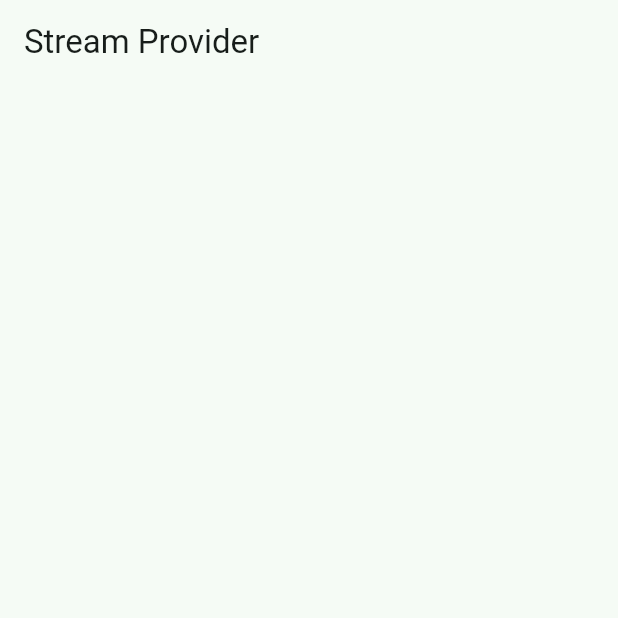
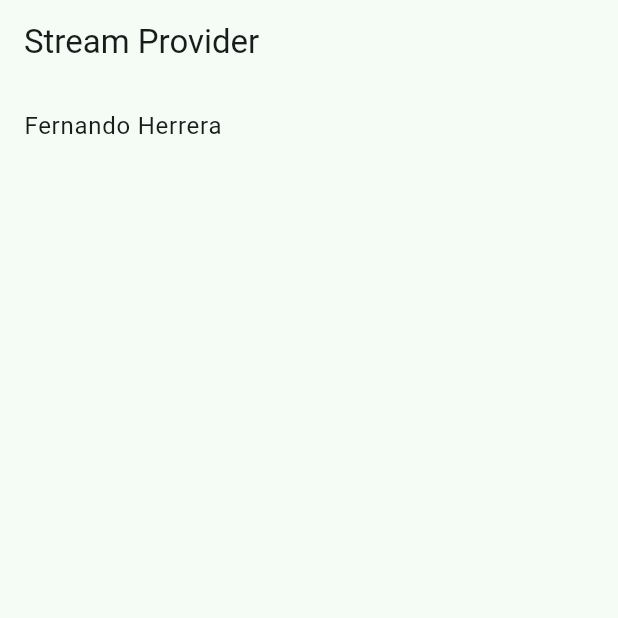
Before and after one commit to MiguelAngMolina/ProviderExamples, a Flutter app: the StreamProviderScreen screen opened by its route, on a phone screen of 412 x 824 dp, the top half of it. Run offline on Flutter 3.47's test engine with Material 3 defaults, Android fonts, the light colour scheme and no system bars; our stand-ins replace dio, flutter_riverpod, go_router, riverpod_annotation; missing offline and left inert: random_name_generator; generated files the repository leaves out were written again.

Commit message:
stream providers

```diff
--- a/lib/config/helpers/random_generator.dart
+++ b/lib/config/helpers/random_generator.dart
@@ -14,6 +14,6 @@ class RandomGenerator {
   static Stream<String> randomNameStream() {
     return Stream.periodic(
       const Duration(seconds: 2), (i) => getRandomName()
-    ).take(10);
+    ).take(20);
   }
 }
--- a/lib/presentation/providers/providers.dart
+++ b/lib/presentation/providers/providers.dart
@@ -2,3 +2,4 @@ export 'hello_world_provider.dart';
 export 'state_providers.dart';
 export 'todos_providers.dart';
 export 'future_providers.dart';
+export 'stream_provider.dart';
--- a/lib/presentation/screens/07_stream_provider/stream_provider_screen.dart
+++ b/lib/presentation/screens/07_stream_provider/stream_provider_screen.dart
@@ -1,4 +1,6 @@
 import 'package:flutter/material.dart';
+import 'package:flutter_riverpod/flutter_riverpod.dart';
+import 'package:riverpod_app/presentation/providers/providers.dart';
 
 
 class StreamProviderScreen extends StatelessWidget {
@@ -10,6 +12,42 @@ class StreamProviderScreen extends StatelessWidget {
       appBar: AppBar(
         title: const Text('Stream Provider'),
       ),
+      body: const StreamView(),
     );
   }
 }
+
+
+class StreamView extends ConsumerWidget {
+  const StreamView({super.key});
+
+  @override
+  Widget build(BuildContext context, WidgetRef ref) {
+
+    final usersInChatAsync = ref.watch(usersInChatProvider);
+
+    if ( usersInChatAsync.isLoading ) {
+      return const CircularProgressIndicator();
+    }
+
+    if ( usersInChatAsync.hasError ) {
+      return Center(
+        child: Text('${usersInChatAsync.error}'),
+      );
+    }
+
+    final users = usersInChatAsync.value!;
+
+    return ListView.builder(
+      itemCount: users.length,
+      itemBuilder: (BuildContext context, int index) {
+
+        final user = users[index];
+
+        return ListTile(
+          title: Text( user ),
+        );
+      },
+    );
+  }
+}
```
Also changed, not shown: lib/presentation/providers/stream_provider.dart (added, +18 -0 lines), lib/presentation/providers/stream_provider.g.dart (added).
